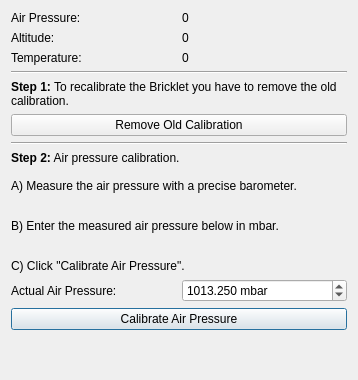
Above: src/brickv/plugin_system/plugins/barometer_v2/ui/calibration.ui from Tinkerforge/brickv before the change. Below: the same form after it.
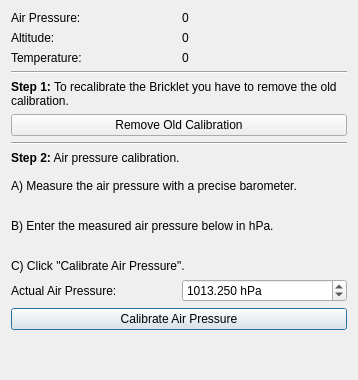
That is the form after the change.

Commit message: Prefer hPa over mbar

The edit to the form file:
```diff
--- a/src/brickv/plugin_system/plugins/barometer_v2/ui/calibration.ui
+++ b/src/brickv/plugin_system/plugins/barometer_v2/ui/calibration.ui
@@ -19,7 +19,7 @@
      <item row="7" column="0" colspan="2">
       <widget class="QLabel" name="label_5">
        <property name="text">
-        <string>&lt;html&gt;&lt;head/&gt;&lt;body&gt;&lt;p&gt;&lt;span style=&quot; font-weight:600;&quot;&gt;Step 2:&lt;/span&gt; Air pressure calibration.&lt;br/&gt;&lt;br/&gt;A) Measure the air pressure with a precise barometer.&lt;/p&gt;&lt;p&gt;&lt;br/&gt;B) Enter the measured air pressure below in mbar.&lt;/p&gt;&lt;p&gt;&lt;br/&gt;C) Click &amp;quot;Calibrate Air Pressure&amp;quot;. &lt;/p&gt;&lt;/body&gt;&lt;/html&gt;</string>
+        <string>&lt;html&gt;&lt;head/&gt;&lt;body&gt;&lt;p&gt;&lt;span style=&quot; font-weight:600;&quot;&gt;Step 2:&lt;/span&gt; Air pressure calibration.&lt;br/&gt;&lt;br/&gt;A) Measure the air pressure with a precise barometer.&lt;/p&gt;&lt;p&gt;&lt;br/&gt;B) Enter the measured air pressure below in hPa.&lt;/p&gt;&lt;p&gt;&lt;br/&gt;C) Click &amp;quot;Calibrate Air Pressure&amp;quot;. &lt;/p&gt;&lt;/body&gt;&lt;/html&gt;</string>
        </property>
        <property name="textFormat">
         <enum>Qt::RichText</enum>
@@ -116,7 +116,7 @@
      <item row="8" column="1">
       <widget class="QDoubleSpinBox" name="sbox_cal_actual_air_pressure">
        <property name="suffix">
-        <string> mbar</string>
+        <string> hPa</string>
        </property>
        <property name="decimals">
         <number>3</number>
```
The commit also changes 4 other files.
